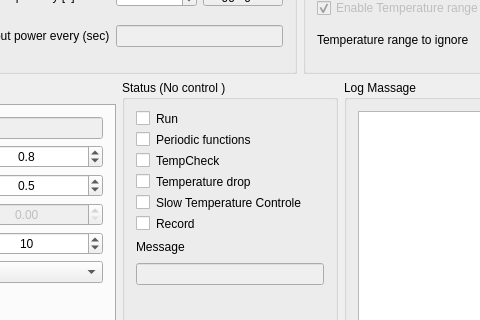
First picture: the form in mainwindow.ui, repository daimiura/OmronPID, before the edit; both pictures show x 480 to 960 and y 184 to 504 of the 1302 by 912 pixel window.
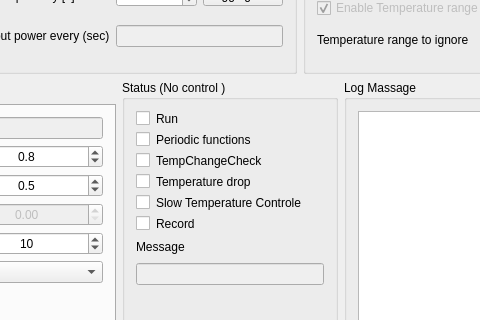
Second picture: the form after the edit. Custom widgets are drawn as their Qt base class.

The edit to the form file:
```diff
--- a/mainwindow.ui
+++ b/mainwindow.ui
@@ -934,7 +934,7 @@
        <item row="2" column="1" colspan="2">
         <widget class="QLabel" name="label_25">
          <property name="text">
-          <string>TempCheck</string>
+          <string>TempChangeCheck</string>
          </property>
         </widget>
        </item>
```
